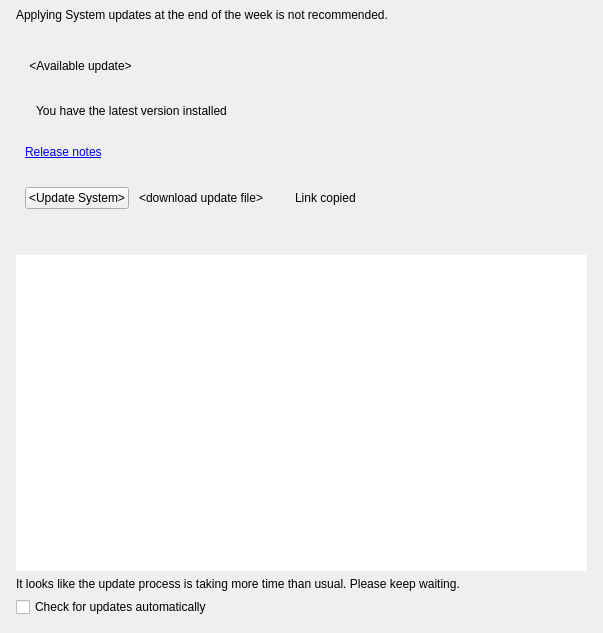
Above: client/nx_client_desktop/src/ui/widgets/system_settings/server_updates_widget.ui from networkoptix/nx_open before the change. Below: the same form after it.
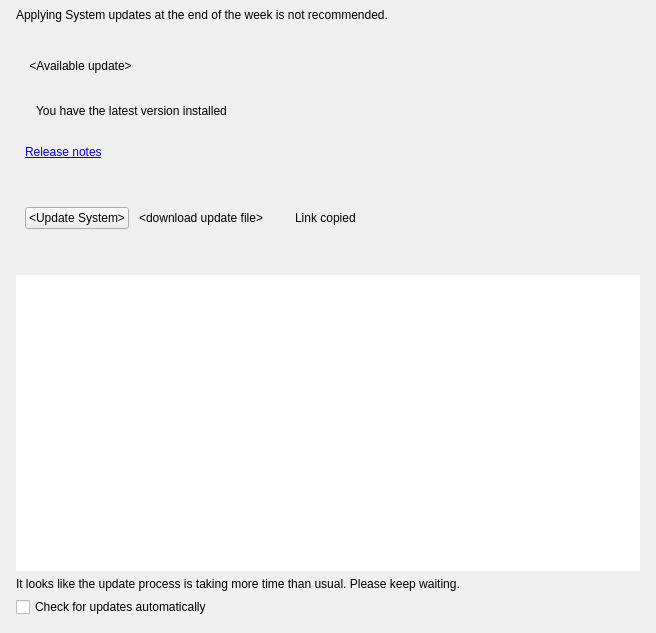
That is the form after the change. Custom widgets are drawn as their Qt base class.

What changed in the file:
```diff
--- a/client/nx_client_desktop/src/ui/widgets/system_settings/server_updates_widget.ui
+++ b/client/nx_client_desktop/src/ui/widgets/system_settings/server_updates_widget.ui
@@ -6,7 +6,7 @@
    <rect>
     <x>0</x>
     <y>0</y>
-    <width>603</width>
+    <width>656</width>
     <height>633</height>
    </rect>
   </property>
@@ -238,7 +238,7 @@
          <number>0</number>
         </property>
         <widget class="QWidget" name="releaseNotesPage">
-         <layout class="QHBoxLayout" name="horizontalLayout_2">
+         <layout class="QVBoxLayout" name="verticalLayout_3">
           <property name="bottomMargin">
            <number>8</number>
           </property>
@@ -249,6 +249,13 @@
             </property>
            </widget>
           </item>
+          <item>
+           <widget class="QLabel" name="releaseDescriptionLabel">
+            <property name="text">
+             <string notr="true">&lt;Here will be release description (if not empty)&gt;</string>
+            </property>
+           </widget>
+          </item>
          </layout>
         </widget>
         <widget class="QWidget" name="errorPage">
```
